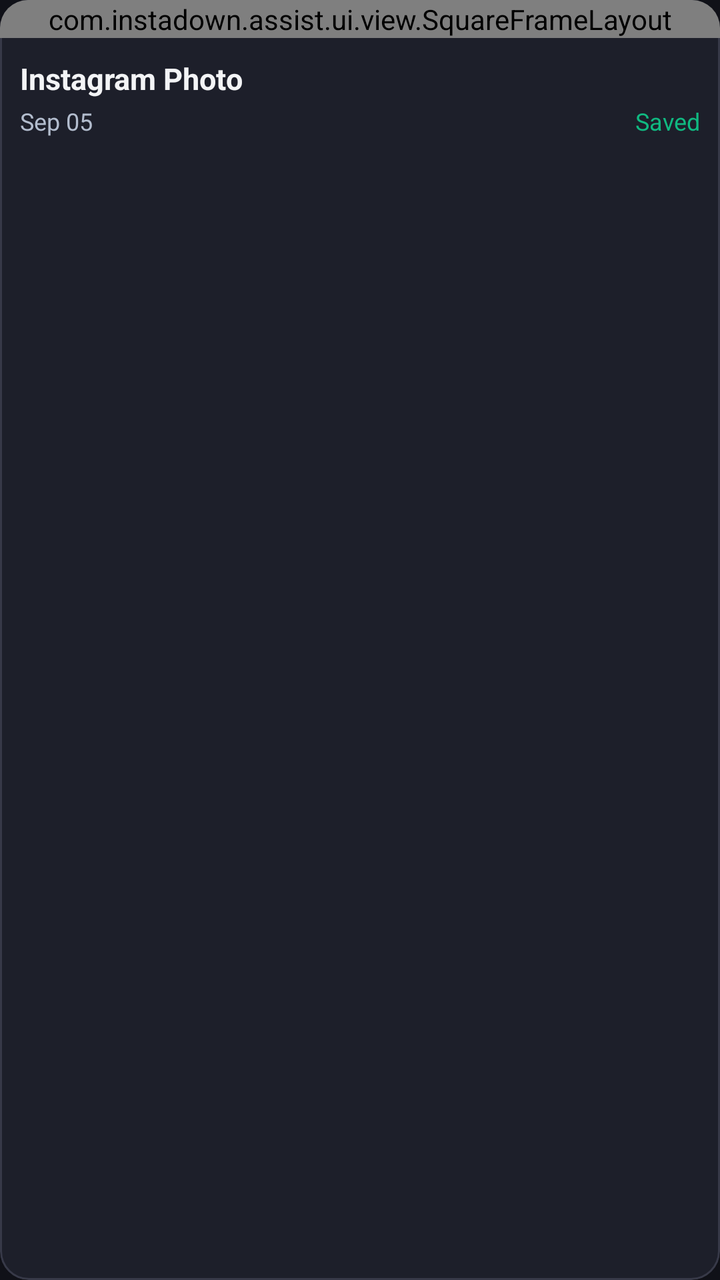
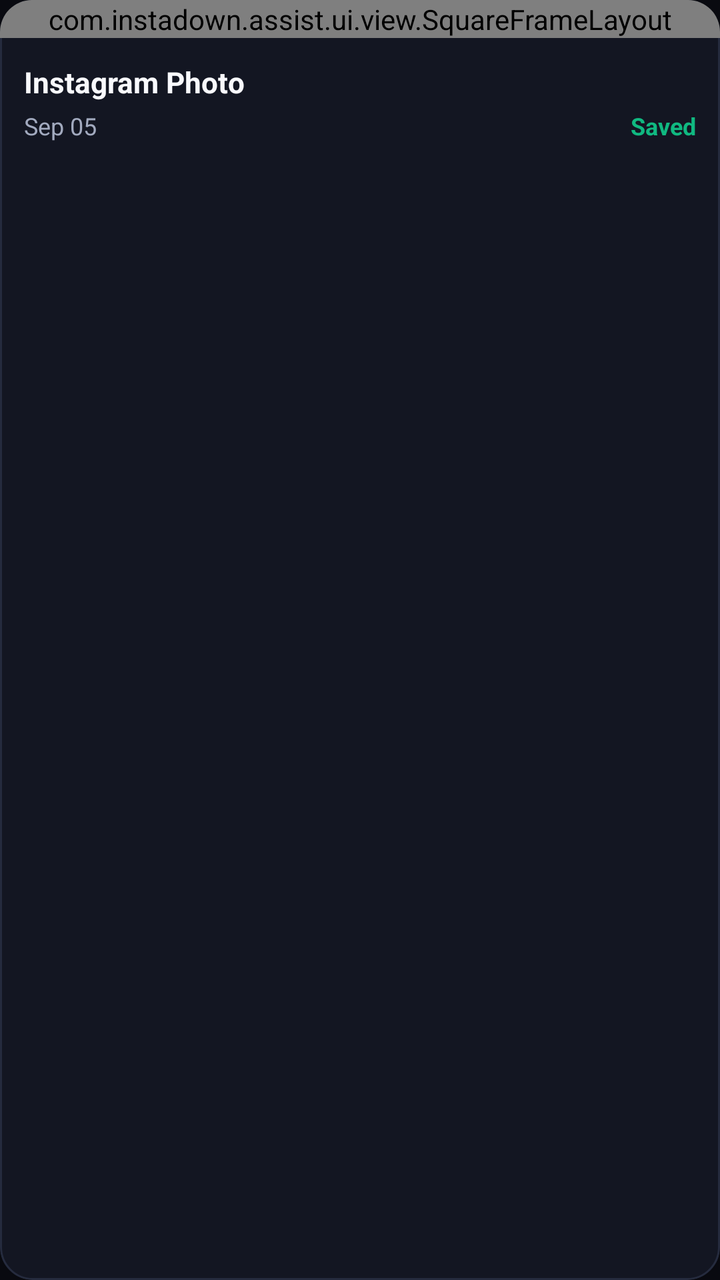

Before-and-after screenshots of an Android layout around one commit, followed by the original layout XML and the change that was made.
<!-- AndroidManifest.xml: application theme Theme.InstaSave -->
<!-- res/layout/item_gallery_card.xml -->
<?xml version="1.0" encoding="utf-8"?>
<LinearLayout xmlns:android="http://schemas.android.com/apk/res/android"
    android:layout_width="match_parent"
    android:layout_height="wrap_content"
    android:orientation="vertical"
    android:background="@drawable/card_background"
    android:layout_margin="6dp"
    android:clipToOutline="true"
    android:foreground="?android:attr/selectableItemBackground">

    
    <com.instadown.assist.ui.view.SquareFrameLayout
        android:layout_width="match_parent"
        android:layout_height="wrap_content"
        android:background="@color/surface_variant">

        <ImageView
            android:id="@+id/ivGalleryThumbnail"
            android:layout_width="match_parent"
            android:layout_height="match_parent"
            android:scaleType="centerCrop"
            android:contentDescription="Thumbnail" />

        
        <LinearLayout
            android:id="@+id/layoutBadgeType"
            android:layout_width="wrap_content"
            android:layout_height="wrap_content"
            android:layout_gravity="top|start"
            android:layout_margin="8dp"
            android:background="#AA000000"
            android:paddingStart="6dp"
            android:paddingEnd="8dp"
            android:paddingTop="3dp"
            android:paddingBottom="3dp"
            android:gravity="center_vertical">

            <ImageView
                android:id="@+id/ivGalleryTypeIcon"
                android:layout_width="12dp"
                android:layout_height="12dp"
                android:tint="@color/white"
                android:src="@drawable/ic_image"
                android:contentDescription="Type" />

            <TextView
                android:id="@+id/tvGalleryTypeBadge"
                android:layout_width="wrap_content"
                android:layout_height="wrap_content"
                android:layout_marginStart="4dp"
                android:text="PHOTO"
                android:textColor="@color/white"
                android:textSize="11sp"
                android:textStyle="bold" />
        </LinearLayout>

        
        <TextView
            android:id="@+id/tvCarouselCountBadge"
            android:layout_width="wrap_content"
            android:layout_height="wrap_content"
            android:layout_gravity="top|end"
            android:layout_margin="8dp"
            android:background="#AA000000"
            android:paddingStart="6dp"
            android:paddingEnd="6dp"
            android:paddingTop="3dp"
            android:paddingBottom="3dp"
            android:textColor="@color/white"
            android:textSize="11sp"
            android:textStyle="bold"
            android:visibility="gone" />

        
        <ImageView
            android:id="@+id/ivPlayIndicator"
            android:layout_width="32dp"
            android:layout_height="32dp"
            android:layout_gravity="center"
            android:background="#66000000"
            android:padding="6dp"
            android:src="@drawable/ic_video"
            android:tint="@color/white"
            android:visibility="gone"
            android:contentDescription="Reel" />

        
        <View
            android:id="@+id/viewSelectedOverlay"
            android:layout_width="match_parent"
            android:layout_height="match_parent"
            android:background="#44AAA6FF"
            android:visibility="gone" />

        
        <ImageView
            android:id="@+id/ivSelectBadge"
            android:layout_width="26dp"
            android:layout_height="26dp"
            android:layout_gravity="bottom|end"
            android:layout_margin="8dp"
            android:src="@drawable/ic_circle_outline"
            android:visibility="gone"
            android:contentDescription="Select" />
    </com.instadown.assist.ui.view.SquareFrameLayout>

    
    <LinearLayout
        android:layout_width="match_parent"
        android:layout_height="wrap_content"
        android:orientation="vertical"
        android:padding="10dp">

        <TextView
            android:id="@+id/tvGalleryTitle"
            android:layout_width="match_parent"
            android:layout_height="wrap_content"
            android:text="Instagram Photo"
            android:textSize="15sp"
            android:textStyle="bold"
            android:textColor="@color/text_primary"
            android:singleLine="true"
            android:ellipsize="end" />

        <LinearLayout
            android:layout_width="match_parent"
            android:layout_height="wrap_content"
            android:orientation="horizontal"
            android:gravity="center_vertical"
            android:layout_marginTop="3dp">

            <TextView
                android:id="@+id/tvGalleryDate"
                android:layout_width="0dp"
                android:layout_height="wrap_content"
                android:layout_weight="1"
                android:text="Sep 05"
                android:textSize="12sp"
                android:textColor="@color/text_secondary" />

            <TextView
                android:id="@+id/tvGalleryStatus"
                android:layout_width="wrap_content"
                android:layout_height="wrap_content"
                android:text="Saved"
                android:textSize="12sp"
                android:textColor="@color/status_green" />
        </LinearLayout>
    </LinearLayout>

</LinearLayout>
<!-- resources referenced by this layout -->
<resources>
  <color name="surface_variant">#242D3C</color>
  <color name="text_primary">#F3F4F6</color>
  <color name="text_secondary">#B3BDCE</color>
  <!-- drawable card_background (drawable) -->
  <?xml version="1.0" encoding="utf-8"?>
  <shape xmlns:android="http://schemas.android.com/apk/res/android"
      android:shape="rectangle">
      <solid android:color="@color/card_bg" />
      <corners android:radius="14dp" />
      <stroke
          android:width="1dp"
          android:color="@color/card_stroke" />
  </shape>
  <!-- drawable ic_image (drawable) -->
  <?xml version="1.0" encoding="utf-8"?>
  <vector xmlns:android="http://schemas.android.com/apk/res/android"
      android:width="24dp"
      android:height="24dp"
      android:viewportWidth="24"
      android:viewportHeight="24">
      <path
          android:fillColor="#E0E0E0"
          android:pathData="M21,19V5c0,-1.1 -0.9,-2 -2,-2H5c-1.1,0 -2,0.9 -2,2v14c0,1.1 0.9,2 2,2h14c1.1,0 2,-0.9 2,-2zM8.5,13.5l2.5,3.01L14.5,12l4.5,6H5l3.5,-4.5z" />
  </vector>
  <!-- drawable ic_video (drawable) -->
  <?xml version="1.0" encoding="utf-8"?>
  <vector xmlns:android="http://schemas.android.com/apk/res/android"
      android:width="24dp"
      android:height="24dp"
      android:viewportWidth="24"
      android:viewportHeight="24">
      <path
          android:fillColor="#E0E0E0"
          android:pathData="M17,10.5V7c0,-0.55 -0.45,-1 -1,-1H4c-0.55,0 -1,0.45 -1,1v10c0,0.55 0.45,1 1,1h12c0.55,0 1,-0.45 1,-1v-3.5l4,4v-11l-4,4z" />
  </vector>
  <style name="Theme.InstaSave" parent="Theme.Material3.Dark.NoActionBar">
          
          <item name="colorPrimary">@color/insta_pink</item>
          <item name="android:statusBarColor">@color/bg_dark</item>
          <item name="colorOnPrimary">@color/bg_dark</item>
          <item name="colorAccent">@color/insta_coral</item>
  
          
          <item name="colorSecondaryContainer">#37344E</item>
          <item name="colorOnSecondaryContainer">@color/insta_pink</item>
  
          
          <item name="android:colorBackground">@color/bg_dark</item>
          <item name="colorSurface">@color/bg_dark</item>
          <item name="colorSurfaceContainer">@color/card_bg</item>
          <item name="colorOnSurface">@color/text_primary</item>
          <item name="colorOnSurfaceVariant">@color/text_secondary</item>
          <item name="colorOutline">@color/card_stroke</item>
  
          
          <item name="bottomNavigationStyle">@style/Widget.InstaSave.BottomNav</item>
      </style>
  <color name="card_bg">#1D1F2A</color>
  <color name="card_stroke">#373948</color>
  <color name="insta_pink">#AAA6FF</color>
  <color name="bg_dark">#101118</color>
  <color name="insta_coral">#938DFF</color>
  <style name="Widget.InstaSave.BottomNav" parent="Widget.Material3.BottomNavigationView">
          <item name="itemActiveIndicatorStyle">@style/Widget.InstaSave.BottomNav.Indicator</item>
      </style>
  <style name="Widget.InstaSave.BottomNav.Indicator" parent="Widget.Material3.BottomNavigationView.ActiveIndicator">
          <item name="android:color">#37344E</item>
          <item name="android:width">56dp</item>
          <item name="android:height">32dp</item>
      </style>
  <!-- unchanged entries left out for length: 3 -->
</resources>

<!-- the commit's change to res/layout/item_gallery_card.xml (unified diff, before → after) -->
@@ -28,8 +28,8 @@
             android:layout_height="wrap_content"
             android:layout_gravity="top|start"
             android:layout_margin="8dp"
-            android:background="#AA000000"
-            android:paddingStart="6dp"
+            android:background="#CC090A10"
+            android:paddingStart="7dp"
             android:paddingEnd="8dp"
             android:paddingTop="3dp"
             android:paddingBottom="3dp"
@@ -50,7 +50,7 @@
                 android:layout_marginStart="4dp"
                 android:text="PHOTO"
                 android:textColor="@color/white"
-                android:textSize="11sp"
+                android:textSize="10.5sp"
                 android:textStyle="bold" />
         </LinearLayout>
 
@@ -61,24 +61,24 @@
             android:layout_height="wrap_content"
             android:layout_gravity="top|end"
             android:layout_margin="8dp"
-            android:background="#AA000000"
-            android:paddingStart="6dp"
-            android:paddingEnd="6dp"
+            android:background="#CC090A10"
+            android:paddingStart="7dp"
+            android:paddingEnd="7dp"
             android:paddingTop="3dp"
             android:paddingBottom="3dp"
             android:textColor="@color/white"
-            android:textSize="11sp"
+            android:textSize="10.5sp"
             android:textStyle="bold"
             android:visibility="gone" />
 
         
         <ImageView
             android:id="@+id/ivPlayIndicator"
-            android:layout_width="32dp"
-            android:layout_height="32dp"
+            android:layout_width="36dp"
+            android:layout_height="36dp"
             android:layout_gravity="center"
-            android:background="#66000000"
-            android:padding="6dp"
+            android:background="#80000000"
+            android:padding="8dp"
             android:src="@drawable/ic_video"
             android:tint="@color/white"
             android:visibility="gone"
@@ -89,7 +89,7 @@
             android:id="@+id/viewSelectedOverlay"
             android:layout_width="match_parent"
             android:layout_height="match_parent"
-            android:background="#44AAA6FF"
+            android:background="#408A67FF"
             android:visibility="gone" />
 
         
@@ -109,14 +109,14 @@
         android:layout_width="match_parent"
         android:layout_height="wrap_content"
         android:orientation="vertical"
-        android:padding="10dp">
+        android:padding="12dp">
 
         <TextView
             android:id="@+id/tvGalleryTitle"
             android:layout_width="match_parent"
             android:layout_height="wrap_content"
             android:text="Instagram Photo"
-            android:textSize="15sp"
+            android:textSize="14.5sp"
             android:textStyle="bold"
             android:textColor="@color/text_primary"
             android:singleLine="true"
@@ -127,7 +127,7 @@
             android:layout_height="wrap_content"
             android:orientation="horizontal"
             android:gravity="center_vertical"
-            android:layout_marginTop="3dp">
+            android:layout_marginTop="4dp">
 
             <TextView
                 android:id="@+id/tvGalleryDate"
@@ -144,6 +144,7 @@
                 android:layout_height="wrap_content"
                 android:text="Saved"
                 android:textSize="12sp"
+                android:textStyle="bold"
                 android:textColor="@color/status_green" />
         </LinearLayout>
     </LinearLayout>
<!-- resource entries referenced after the edit -->
@@ -1,14 +1,14 @@
 <!-- resources referenced by this layout -->
 <resources>
-  <color name="surface_variant">#242D3C</color>
-  <color name="text_primary">#F3F4F6</color>
-  <color name="text_secondary">#B3BDCE</color>
+  <color name="surface_variant">#191E2E</color>
+  <color name="text_primary">#F8F9FD</color>
+  <color name="text_secondary">#A2AABF</color>
   <!-- drawable card_background (drawable) -->
   <?xml version="1.0" encoding="utf-8"?>
   <shape xmlns:android="http://schemas.android.com/apk/res/android"
       android:shape="rectangle">
       <solid android:color="@color/card_bg" />
-      <corners android:radius="14dp" />
+      <corners android:radius="16dp" />
       <stroke
           android:width="1dp"
           android:color="@color/card_stroke" />
@@ -20,9 +20,28 @@
       android:height="24dp"
       android:viewportWidth="24"
       android:viewportHeight="24">
+  
+      
       <path
-          android:fillColor="#E0E0E0"
-          android:pathData="M21,19V5c0,-1.1 -0.9,-2 -2,-2H5c-1.1,0 -2,0.9 -2,2v14c0,1.1 0.9,2 2,2h14c1.1,0 2,-0.9 2,-2zM8.5,13.5l2.5,3.01L14.5,12l4.5,6H5l3.5,-4.5z" />
+          android:strokeColor="#FFFFFFFF"
+          android:strokeWidth="2.0"
+          android:strokeLineCap="round"
+          android:strokeLineJoin="round"
+          android:pathData="M7,4 H17 A4,4 0 0 1 21,8 V16 A4,4 0 0 1 17,20 H7 A4,4 0 0 1 3,16 V8 A4,4 0 0 1 7,4 Z" />
+  
+      
+      <path
+          android:fillColor="#FFFFFFFF"
+          android:pathData="M8.5,8.5 m -1.5,0 a 1.5,1.5 0 1,0 3,0 a 1.5,1.5 0 1,0 -3,0" />
+  
+      
+      <path
+          android:strokeColor="#FFFFFFFF"
+          android:strokeWidth="1.8"
+          android:strokeLineCap="round"
+          android:strokeLineJoin="round"
+          android:pathData="M3.8,16.5 L8.5,12 L12.8,16 L15.5,13.5 L20.2,17.5" />
+  
   </vector>
   <!-- drawable ic_video (drawable) -->
   <?xml version="1.0" encoding="utf-8"?>
@@ -31,25 +50,43 @@
       android:height="24dp"
       android:viewportWidth="24"
       android:viewportHeight="24">
+  
+      
       <path
-          android:fillColor="#E0E0E0"
-          android:pathData="M17,10.5V7c0,-0.55 -0.45,-1 -1,-1H4c-0.55,0 -1,0.45 -1,1v10c0,0.55 0.45,1 1,1h12c0.55,0 1,-0.45 1,-1v-3.5l4,4v-11l-4,4z" />
+          android:strokeColor="#FFFFFFFF"
+          android:strokeWidth="2.0"
+          android:strokeLineCap="round"
+          android:strokeLineJoin="round"
+          android:pathData="M6,6 H14 A3,3 0 0 1 17,9 V15 A3,3 0 0 1 14,18 H6 A3,3 0 0 1 3,15 V9 A3,3 0 0 1 6,6 Z" />
+  
+      
+      <path
+          android:strokeColor="#FFFFFFFF"
+          android:strokeWidth="2.0"
+          android:strokeLineCap="round"
+          android:strokeLineJoin="round"
+          android:pathData="M17,10 L20.5,7.5 A0.8,0.8 0 0 1 21.8,8.2 V15.8 A0.8,0.8 0 0 1 20.5,16.5 L17,14" />
+  
   </vector>
   <style name="Theme.InstaSave" parent="Theme.Material3.Dark.NoActionBar">
           
           <item name="colorPrimary">@color/insta_pink</item>
           <item name="android:statusBarColor">@color/bg_dark</item>
-          <item name="colorOnPrimary">@color/bg_dark</item>
+          <item name="android:navigationBarColor">@color/bg_dark</item>
+          <item name="android:windowLightStatusBar">false</item>
+          <item name="android:windowLightNavigationBar">false</item>
+          <item name="colorOnPrimary">@color/white</item>
           <item name="colorAccent">@color/insta_coral</item>
   
           
-          <item name="colorSecondaryContainer">#37344E</item>
+          <item name="colorSecondaryContainer">#25213D</item>
           <item name="colorOnSecondaryContainer">@color/insta_pink</item>
   
           
           <item name="android:colorBackground">@color/bg_dark</item>
           <item name="colorSurface">@color/bg_dark</item>
           <item name="colorSurfaceContainer">@color/card_bg</item>
+          <item name="colorSurfaceContainerHigh">@color/surface_elevated</item>
           <item name="colorOnSurface">@color/text_primary</item>
           <item name="colorOnSurfaceVariant">@color/text_secondary</item>
           <item name="colorOutline">@color/card_stroke</item>
@@ -57,18 +94,24 @@
           
           <item name="bottomNavigationStyle">@style/Widget.InstaSave.BottomNav</item>
       </style>
-  <color name="card_bg">#1D1F2A</color>
-  <color name="card_stroke">#373948</color>
-  <color name="insta_pink">#AAA6FF</color>
-  <color name="bg_dark">#101118</color>
-  <color name="insta_coral">#938DFF</color>
+  <color name="card_bg">#131622</color>
+  <color name="card_stroke">#252B3E</color>
+  <color name="insta_pink">#8A67FF</color>
+  <color name="bg_dark">#090A10</color>
+  <color name="insta_coral">#FF3377</color>
+  <color name="surface_elevated">#1E2335</color>
   <style name="Widget.InstaSave.BottomNav" parent="Widget.Material3.BottomNavigationView">
           <item name="itemActiveIndicatorStyle">@style/Widget.InstaSave.BottomNav.Indicator</item>
+          <item name="itemRippleColor">#208A67FF</item>
       </style>
   <style name="Widget.InstaSave.BottomNav.Indicator" parent="Widget.Material3.BottomNavigationView.ActiveIndicator">
-          <item name="android:color">#37344E</item>
-          <item name="android:width">56dp</item>
+          <item name="android:color">#25213D</item>
+          <item name="android:width">60dp</item>
           <item name="android:height">32dp</item>
+          <item name="shapeAppearance">@style/ShapeAppearance.InstaSave.NavIndicator</item>
+      </style>
+  <style name="ShapeAppearance.InstaSave.NavIndicator" parent="ShapeAppearance.Material3.Corner.Full">
+          <item name="cornerSize">16dp</item>
       </style>
   <!-- unchanged entries left out for length: 3 -->
 </resources>
